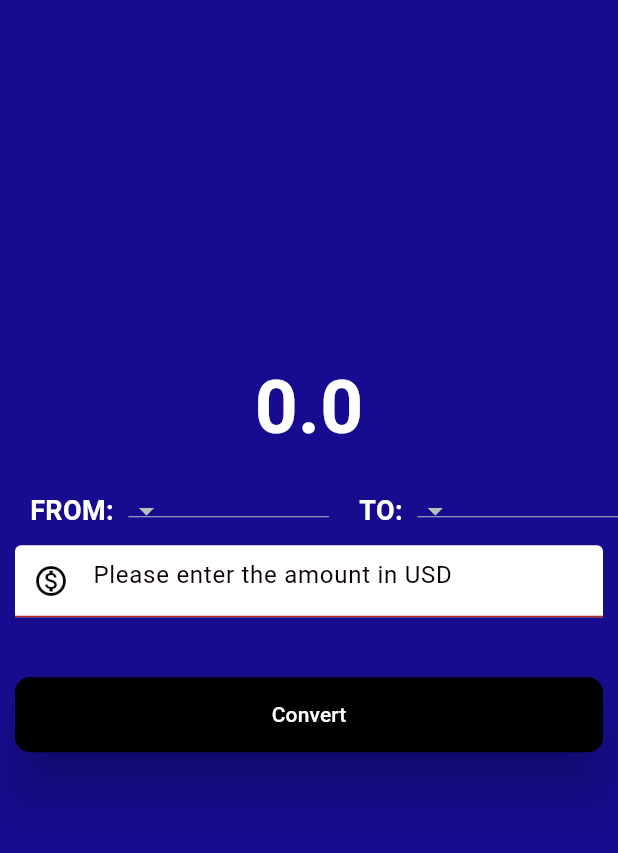
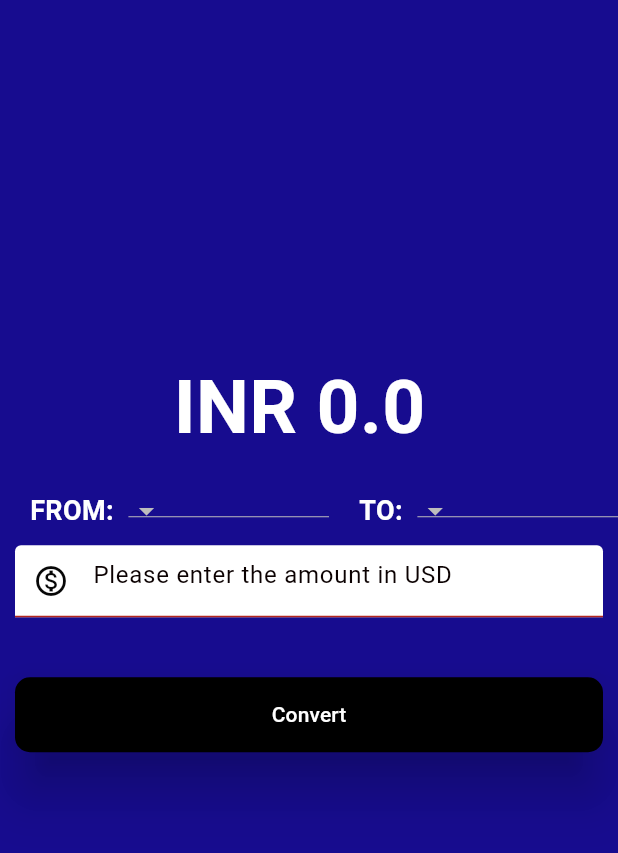
Before and after one commit to Chitravansh/Currency_Converter_Flutter, a Flutter app: the screen it shows after launch, on a phone screen of 412 x 824 dp, the part 84-937 px from its top. Run offline on Flutter 3.47's test engine with Material 3 defaults, Android fonts, the phone set to English and light mode, and no system bars; our stand-ins replace connectivity_plus; network calls fail.

```diff
--- a/lib/currency_converter_material_page.dart
+++ b/lib/currency_converter_material_page.dart
@@ -142,7 +142,7 @@ class _CurrencyConverterMaterialPage
           mainAxisAlignment: MainAxisAlignment.center,
           children: [
             Text(
-              result.toString(),
+              "$toCurrency ${result.toString()} ",
               style: const TextStyle(
                 fontSize: 50,
                 fontWeight: FontWeight.bold,
```
